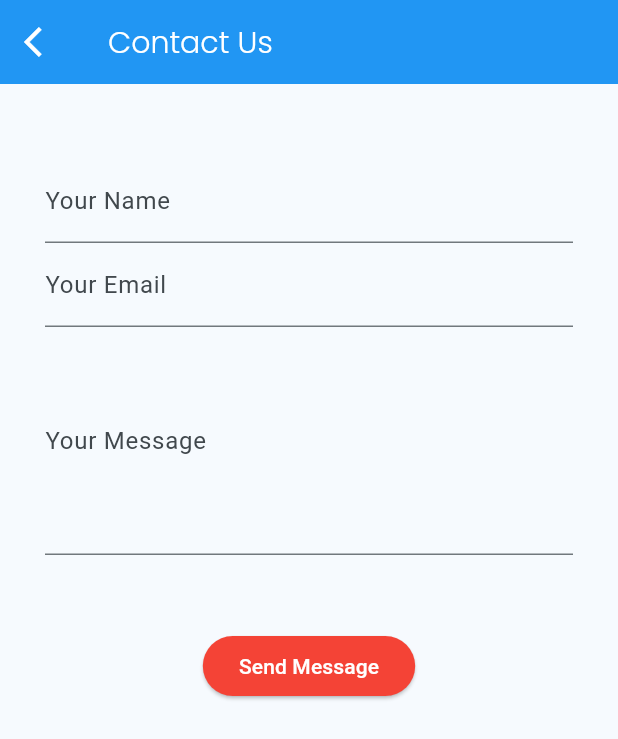
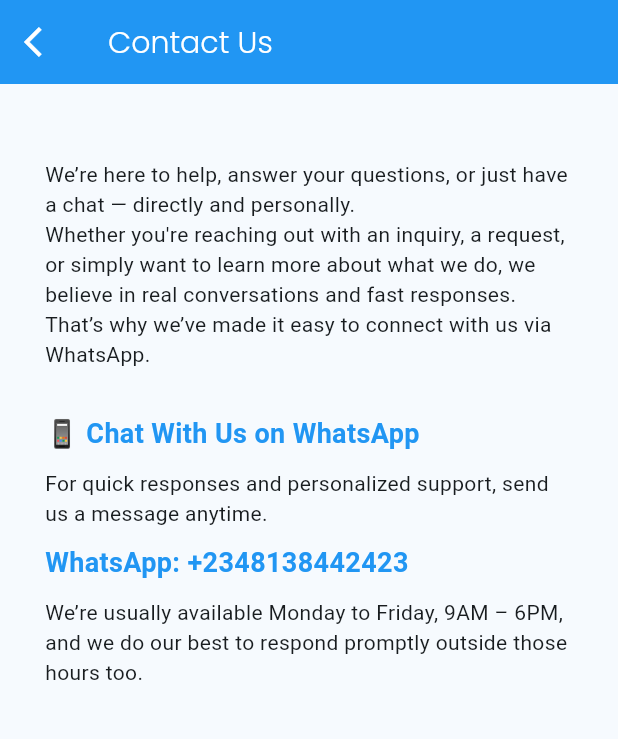
Before and after one commit to Akaiso/remobridge, a Flutter app: the ContactUsPage screen opened by its route, on a phone screen of 412 x 824 dp. Shown: the top 739 px of the screen. Run offline on Flutter 3.47's test engine with Material 3 defaults, Android fonts, the phone set to English and light mode, and no system bars; drawn by our look-alikes of auto_size_text; our stand-ins replace carousel_slider, get, google_fonts; missing offline and left inert: dart:html.

Commit message:
update on contact us and learn more page

```diff
--- a/lib/view/contact_us/contact_us.dart
+++ b/lib/view/contact_us/contact_us.dart
@@ -61,77 +61,124 @@
         padding: MediaQuery.of(context).size.width < 600
             ? const EdgeInsets.symmetric(horizontal: 30, vertical: 50)
             : const EdgeInsets.symmetric(horizontal: 100, vertical: 100),
-        child: Form(
-          key: _formKey,
-          child: Column(
-            children: [
-              TextFormField(
-                controller: nameController,
-                decoration: const InputDecoration(labelText: 'Your Name'),
-              ),
-              TextFormField(
-                controller: emailController,
-                decoration: const InputDecoration(labelText: 'Your Email'),
-                validator: (value) => value != null && value.contains('@')
-                    ? null
-                    : 'Enter valid email',
-              ),
-              TextFormField(
-                controller: messageController,
-                decoration: const InputDecoration(labelText: 'Your Message'),
-                maxLines: 5,
-                validator: (value) => value != null && value.length > 5
-                    ? null
-                    : 'Message too short',
-              ),
-              const SizedBox(height: 50),
-              MainButton(
-                function: _submitForm,
-                title: 'Send Message',
-              ),
-            ],
-          ),
+        child:
+        const Column(
+          crossAxisAlignment: CrossAxisAlignment.start
+          ,
+          children: [
+            Text('We’re here to help, answer your questions, or just have a chat — directly and personally.'),
+            Text("Whether you're reaching out with an inquiry, a request, or simply want to learn more about what we do, we believe in real conversations and fast responses. That’s why we’ve made it easy to connect with us via WhatsApp."),
+            SizedBox(height: 30,),
+            Text( '📱 Chat With Us on WhatsApp', style: TextStyle(
+                fontSize: 18,
+                fontWeight: FontWeight.bold,
+                color: Colors.blue)),
+            SizedBox(height: 10,),
+            Text('For quick responses and personalized support, send us a message anytime.'),
+            SizedBox(height: 10,),
+            Text('WhatsApp: +2348138442423', style: TextStyle(
+                fontSize: 18,
+                fontWeight: FontWeight.bold,
+                color: Colors.blue)),
+            SizedBox(height: 10,),
+            Text('We’re usually available Monday to Friday, 9AM – 6PM, and we do our best to respond promptly outside those hours too.'),
+          ],
         ),
+
+        // Form(
+        //   key: _formKey,
+        //   child: Column(
+        //     children: [
+        //       TextFormField(
+        //         controller: nameController,
+        //         decoration: const InputDecoration(labelText: 'Your Name'),
+        //       ),
+        //       TextFormField(
+        //         controller: emailController,
+        //         decoration: const InputDecoration(labelText: 'Your Email'),
+        //         validator: (value) => value != null && value.contains('@')
+        //             ? null
+        //             : 'Enter valid email',
+        //       ),
+        //       TextFormField(
+        //         controller: messageController,
+        //         decoration: const InputDecoration(labelText: 'Your Message'),
+        //         maxLines: 5,
+        //         validator: (value) => value != null && value.length > 5
+        //             ? null
+        //             : 'Message too short',
+        //       ),
+        //       const SizedBox(height: 50),
+        //       MainButton(
+        //         function: _submitForm,
+        //         title: 'Send Message',
+        //       ),
+        //     ],
+        //   ),
+        // ),
       ) : Row(crossAxisAlignment: CrossAxisAlignment.start,
         children: [
-          Expanded(flex: 1,
+          const Expanded(flex: 1,
             child: Padding(
               // padding: MediaQuery.of(context).size.width < 600
               //     ? const EdgeInsets.symmetric(horizontal: 30, vertical: 50)
                //   :
 
-                  padding: const EdgeInsets.only(left: 100, top: 100, right: 0, bottom: 100),
-              child: Form(
-                key: _formKey,
-                child: Column(
-                  children: [
-                    TextFormField(
-                      controller: nameController,
-                      decoration: const InputDecoration(labelText: 'Your Name'),
-                    ),
-                    TextFormField(
-                      controller: emailController,
-                      decoration: const InputDecoration(labelText: 'Your Email'),
-                      validator: (value) => value != null && value.contains('@')
-                          ? null
-                          : 'Enter valid email',
-                    ),
-                    TextFormField(
-                      controller: messageController,
-                      decoration: const InputDecoration(labelText: 'Your Message'),
-                      maxLines: 5,
-                      validator: (value) => value != null && value.length > 5
-                          ? null
-                          : 'Message too short',
-                    ),
-                    const SizedBox(height: 50),
-                    MainButton(
-                      function: _submitForm,
-                      title: 'Send Message',
-                    ),
-                  ],
-                ),
+                  padding: EdgeInsets.only(left: 100, top: 100, right: 0, bottom: 100),
+              child:
+              Column(
+                crossAxisAlignment: CrossAxisAlignment.start
+                ,
+                children: [
+                  Text('We’re here to help, answer your questions, or just have a chat — directly and personally.'),
+                  Text("Whether you're reaching out with an inquiry, a request, or simply want to learn more about what we do, we believe in real conversations and fast responses. That’s why we’ve made it easy to connect with us via WhatsApp."),
+                  SizedBox(height: 30,),
+                  Text( '📱 Chat With Us on WhatsApp', style: TextStyle(
+                      fontSize: 18,
+                      fontWeight: FontWeight.bold,
+                      color: Colors.blue)),
+                  SizedBox(height: 10,),
+                  Text('For quick responses and personalized support, send us a message anytime.'),
+                  SizedBox(height: 10,),
+                  Text('WhatsApp: +2348138442423', style: TextStyle(
+                      fontSize: 18,
+                      fontWeight: FontWeight.bold,
+                      color: Colors.blue)),
+                  SizedBox(height: 10,),
+                  Text('We’re usually available Monday to Friday, 9AM – 6PM, and we do our best to respond promptly outside those hours too.'),
+                ],
               ),
+              // Form(
+              //   key: _formKey,
+              //   child: Column(
+              //     children: [
+              //       TextFormField(
+              //         controller: nameController,
+              //         decoration: const InputDecoration(labelText: 'Your Name'),
+              //       ),
+              //       TextFormField(
+              //         controller: emailController,
+              //         decoration: const InputDecoration(labelText: 'Your Email'),
+              //         validator: (value) => value != null && value.contains('@')
+              //             ? null
+              //             : 'Enter valid email',
+              //       ),
+              //       TextFormField(
+              //         controller: messageController,
+              //         decoration: const InputDecoration(labelText: 'Your Message'),
+              //         maxLines: 5,
+              //         validator: (value) => value != null && value.length > 5
+              //             ? null
+              //             : 'Message too short',
+              //       ),
+              //       const SizedBox(height: 50),
+              //       MainButton(
+              //         function: _submitForm,
+              //         title: 'Send Message',
+              //       ),
+              //     ],
+              //   ),
+              // ),
             ),
           ),
           Expanded(flex: 1, child: Image.asset("assets/images/customer_support.png", width: 100, height: 500,))
--- a/lib/view/homepage/home_page.dart
+++ b/lib/view/homepage/home_page.dart
@@ -4,7 +4,7 @@
 import 'package:google_fonts/google_fonts.dart';
 import 'package:remobridge/utility/buttons.dart';
 import 'package:remobridge/view/homepage/nav_bar.dart';
-
+import 'dart:html' as html;
 import '../../utility/text_styles.dart';
 
 class HomePage extends StatefulWidget {
@@ -27,6 +27,10 @@
         curve: Curves.easeInOut,
       );
     }
+  }
+
+  void launchURLInNewTab(String url) {
+    html.window.open(url, '_blank');
   }
 
   @override
@@ -91,12 +95,13 @@
             ),
             InkWell(
                 onTap: () {
-                  Get.offAndToNamed('/learnMore');
+                  launchURLInNewTab('https://remobridgeapplication.vercel.app');
+                 // Get.offAndToNamed('/learnMore');
                 },
                 child: const NavText(text: "Learn more")),
             const Spacer(),
             Text(
-              "remobridge.inc",
+              "RemobridgeAfrica",
               style: GoogleFonts.poppins(fontSize: 10, color: Colors.blue),
             ),
             const SizedBox(
@@ -149,7 +154,8 @@
                             MainButton(
                                 title: "Learn more",
                                 function: () {
-                                  Get.toNamed('/learnMore');
+                                  launchURLInNewTab('https://remobridgeapplication.vercel.app');
+                                 // Get.toNamed('/learnMore');
                                 }),
                           ],
                         )
@@ -181,7 +187,8 @@
                                   MainButton(
                                       title: "Learn more",
                                       function: () {
-                                        Get.toNamed('/learnMore');
+                                        launchURLInNewTab('https://remobridgeapplication.vercel.app');
+                                       // Get.toNamed('/learnMore');
                                       })
                                 ],
                               ),
@@ -387,7 +394,8 @@
                   MainButton(
                       title: "Learn More",
                       function: () {
-                        Get.toNamed('/learnMore');
+                        launchURLInNewTab('https://remobridgeapplication.vercel.app');
+                       // Get.toNamed('/learnMore');
                       }),
                   const SizedBox(
                     height: 100,
--- a/pubspec.yaml
+++ b/pubspec.yaml
@@ -39,6 +39,7 @@
   google_fonts: ^6.2.1
   auto_size_text: ^3.0.0
   carousel_slider: ^5.0.0
+  url_launcher: ^6.3.1
 
 dev_dependencies:
   flutter_test:
```
Also changed, not shown: pubspec.lock, 5 other files.
